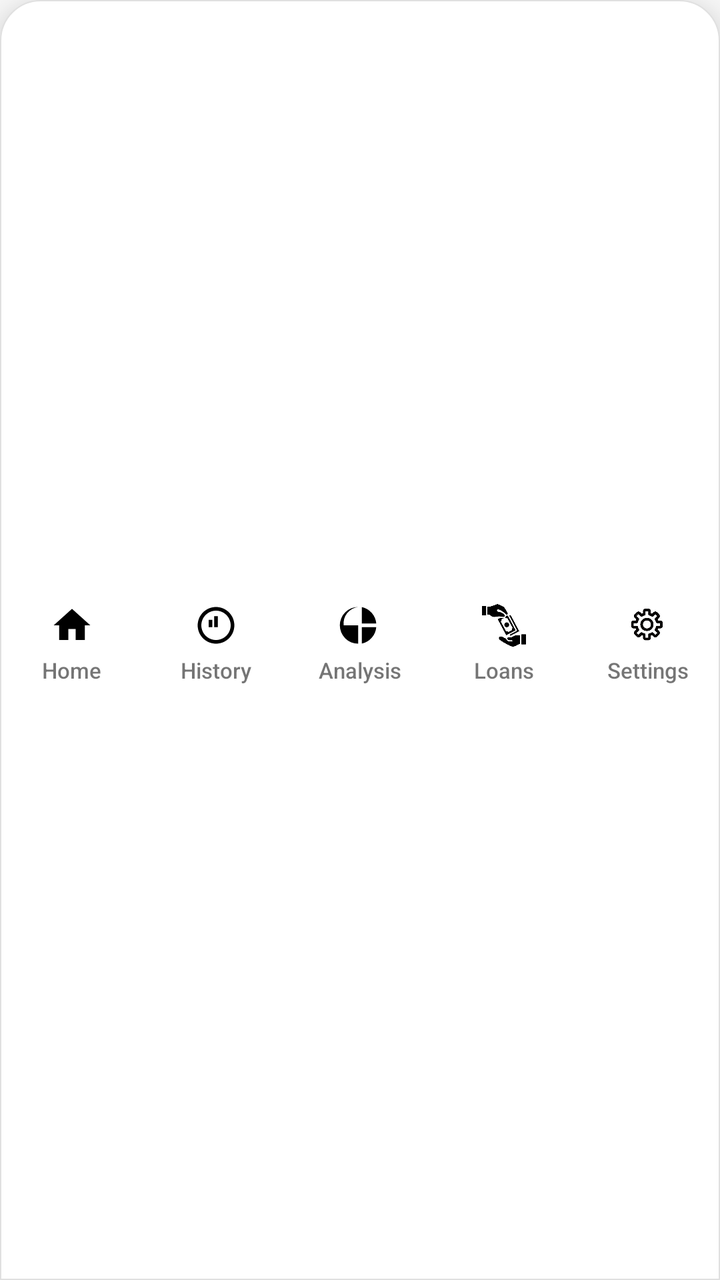
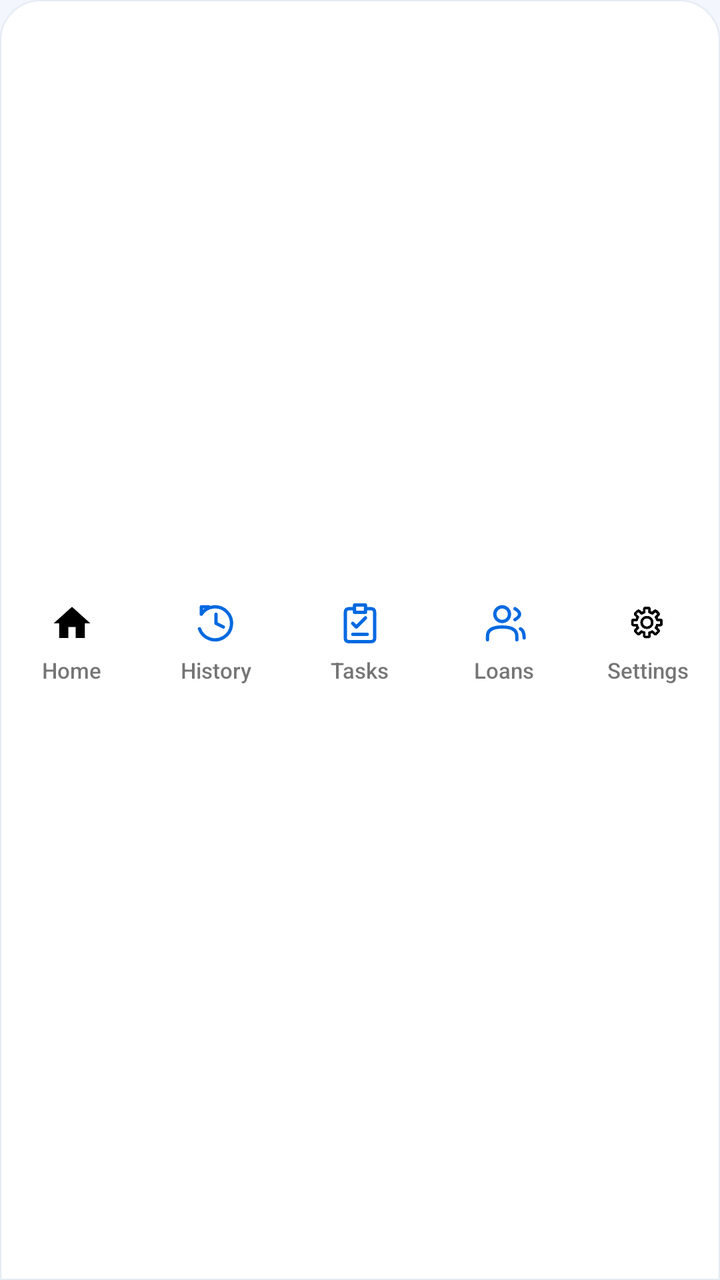

Before-and-after screenshots of an Android layout around one commit, followed by the original layout XML and the change that was made.
<!-- AndroidManifest.xml: application theme Theme.FinanceTracker -->
<!-- res/layout/nav_bottom.xml -->
<?xml version="1.0" encoding="utf-8"?>
<LinearLayout xmlns:android="http://schemas.android.com/apk/res/android"
    xmlns:app="http://schemas.android.com/apk/res-auto"
    android:id="@+id/bottomNav"
    android:layout_width="match_parent"
    android:layout_height="68dp"
    android:background="@drawable/nav_background_modern"
    android:orientation="horizontal"
    android:weightSum="5"
    android:elevation="16dp"
    android:paddingTop="8dp"
    android:paddingBottom="4dp">

    
    <LinearLayout
        android:id="@+id/home"
        android:layout_width="0dp"
        android:layout_height="match_parent"
        android:layout_weight="1"
        android:gravity="center"
        android:orientation="vertical"
        android:padding="6dp"
        android:background="?attr/selectableItemBackgroundBorderless"
        android:clickable="true"
        android:focusable="true">

        <ImageView
            android:layout_width="22dp"
            android:layout_height="22dp"
            android:src="@drawable/ic_home"
            android:contentDescription="Home" />

        <TextView
            android:layout_width="wrap_content"
            android:layout_height="wrap_content"
            android:text="Home"
            android:textSize="11sp"
            android:fontFamily="sans-serif-medium"
            android:layout_marginTop="4dp" />
    </LinearLayout>

    
    <LinearLayout
        android:id="@+id/history"
        android:layout_width="0dp"
        android:layout_height="match_parent"
        android:layout_weight="1"
        android:gravity="center"
        android:orientation="vertical"
        android:padding="6dp"
        android:background="?attr/selectableItemBackgroundBorderless"
        android:clickable="true"
        android:focusable="true">

        <ImageView
            android:layout_width="22dp"
            android:layout_height="22dp"
            android:src="@drawable/ic_history"
            android:contentDescription="History" />

        <TextView
            android:layout_width="wrap_content"
            android:layout_height="wrap_content"
            android:text="History"
            android:textSize="11sp"
            android:fontFamily="sans-serif-medium"
            android:layout_marginTop="4dp" />
    </LinearLayout>

    
    <LinearLayout
        android:id="@+id/analysis"
        android:layout_width="0dp"
        android:layout_height="match_parent"
        android:layout_weight="1"
        android:gravity="center"
        android:orientation="vertical"
        android:padding="6dp"
        android:background="?attr/selectableItemBackgroundBorderless"
        android:clickable="true"
        android:focusable="true">

        <ImageView
            android:layout_width="22dp"
            android:layout_height="22dp"
            android:src="@drawable/ic_chart"
            android:contentDescription="Analysis" />

        <TextView
            android:layout_width="wrap_content"
            android:layout_height="wrap_content"
            android:text="Analysis"
            android:textSize="11sp"
            android:fontFamily="sans-serif-medium"
            android:layout_marginTop="4dp" />
    </LinearLayout>

    
    <LinearLayout
        android:id="@+id/loan"
        android:layout_width="0dp"
        android:layout_height="match_parent"
        android:layout_weight="1"
        android:gravity="center"
        android:orientation="vertical"
        android:padding="6dp"
        android:background="?attr/selectableItemBackgroundBorderless"
        android:clickable="true"
        android:focusable="true">

        <ImageView
            android:layout_width="22dp"
            android:layout_height="22dp"
            android:src="@drawable/ic_loan"
            android:contentDescription="Loans" />

        <TextView
            android:layout_width="wrap_content"
            android:layout_height="wrap_content"
            android:text="Loans"
            android:textSize="11sp"
            android:fontFamily="sans-serif-medium"
            android:layout_marginTop="4dp" />
    </LinearLayout>

    
    <LinearLayout
        android:id="@+id/setting"
        android:layout_width="0dp"
        android:layout_height="match_parent"
        android:layout_weight="1"
        android:gravity="center"
        android:orientation="vertical"
        android:padding="6dp"
        android:background="?attr/selectableItemBackgroundBorderless"
        android:clickable="true"
        android:focusable="true">

        <ImageView
            android:layout_width="22dp"
            android:layout_height="22dp"
            android:src="@drawable/ic_settings"
            android:contentDescription="Settings" />

        <TextView
            android:layout_width="wrap_content"
            android:layout_height="wrap_content"
            android:text="Settings"
            android:textSize="11sp"
            android:fontFamily="sans-serif-medium"
            android:layout_marginTop="4dp" />
    </LinearLayout>

</LinearLayout>
<!-- resources referenced by this layout -->
<resources>
  <!-- drawable ic_chart (drawable) -->
  <?xml version="1.0" encoding="utf-8"?>
  <vector xmlns:android="http://schemas.android.com/apk/res/android"
      android:width="24dp"
      android:height="24dp"
      android:viewportWidth="24"
      android:viewportHeight="24">
  
      
      <path
          android:fillColor="#000000"
          android:pathData="M11 2a10 10 0 0 0 0 20V12H3.1A9.004 9.004 0 0 1 11 2z" />
  
      
      <path
          android:fillColor="#000000"
          android:pathData="M13 2.05v8.94h7.87A10.003 10.003 0 0 0 13 2.05z" />
  
      
      <path
          android:fillColor="#000000"
          android:pathData="M13 13v8.95a10 10 0 0 0 7.86 -8.95H13z" />
  
  </vector>
  <!-- drawable ic_history (drawable) -->
  <vector xmlns:android="http://schemas.android.com/apk/res/android"
      android:width="24dp"
      android:height="24dp"
      android:viewportWidth="24"
      android:viewportHeight="24">
      <path
          android:fillColor="#000000"
          android:pathData="M12,2C6.48,2 2,6.48 2,12s4.48,10 10,10 10-4.48 10-10-4.48-10 -10-10zm0,18c-4.41,0 -8-3.59 -8-8s3.59-8 8-8 8,3.59 8,8-3.59 8 -8,8zm-1-13h2v6h-2zm-3,2h2v4h-2z"/>
  </vector>
  <!-- drawable ic_loan: png bitmap (drawable, 18217 bytes) -->
  <!-- drawable nav_background_modern (drawable) -->
  <?xml version="1.0" encoding="utf-8"?>
  <shape xmlns:android="http://schemas.android.com/apk/res/android">
      <solid android:color="@android:color/white" />
      <corners
          android:topLeftRadius="20dp"
          android:topRightRadius="20dp" />
      <stroke
          android:width="0.5dp"
          android:color="#E0E0E0" />
  </shape>
  <style name="Theme.FinanceTracker" parent="Theme.MaterialComponents.DayNight.NoActionBar">
          <item name="colorPrimary">@color/blue_500</item>
          <item name="colorPrimaryVariant">@color/blue_700</item>
          <item name="colorOnPrimary">@android:color/white</item>
          <item name="android:statusBarColor" tools:targetApi="l">@color/blue_700</item>
      </style>
  <color name="blue_500">#2196F3</color>
  <color name="blue_700">#1976D2</color>
  <!-- unchanged entries left out for length: 2 -->
</resources>

<!-- the commit's change to res/layout/nav_bottom.xml (unified diff, before → after) -->
@@ -3,12 +3,12 @@
     xmlns:app="http://schemas.android.com/apk/res-auto"
     android:id="@+id/bottomNav"
     android:layout_width="match_parent"
-    android:layout_height="68dp"
+    android:layout_height="60dp"
     android:background="@drawable/nav_background_modern"
     android:orientation="horizontal"
     android:weightSum="5"
-    android:elevation="16dp"
-    android:paddingTop="8dp"
+    android:elevation="4dp"
+    android:paddingTop="4dp"
     android:paddingBottom="4dp">
 
     
@@ -19,14 +19,14 @@
         android:layout_weight="1"
         android:gravity="center"
         android:orientation="vertical"
-        android:padding="6dp"
+        android:padding="4dp"
         android:background="?attr/selectableItemBackgroundBorderless"
         android:clickable="true"
         android:focusable="true">
 
         <ImageView
-            android:layout_width="22dp"
-            android:layout_height="22dp"
+            android:layout_width="28dp"
+            android:layout_height="28dp" android:padding="3dp"
             android:src="@drawable/ic_home"
             android:contentDescription="Home" />
 
@@ -36,7 +36,7 @@
             android:text="Home"
             android:textSize="11sp"
             android:fontFamily="sans-serif-medium"
-            android:layout_marginTop="4dp" />
+            android:layout_marginTop="2dp" />
     </LinearLayout>
 
     
@@ -47,15 +47,15 @@
         android:layout_weight="1"
         android:gravity="center"
         android:orientation="vertical"
-        android:padding="6dp"
+        android:padding="4dp"
         android:background="?attr/selectableItemBackgroundBorderless"
         android:clickable="true"
         android:focusable="true">
 
         <ImageView
-            android:layout_width="22dp"
-            android:layout_height="22dp"
-            android:src="@drawable/ic_history"
+            android:layout_width="28dp"
+            android:layout_height="28dp" android:padding="3dp"
+            android:src="@drawable/ic_history_outline"
             android:contentDescription="History" />
 
         <TextView
@@ -64,7 +64,7 @@
             android:text="History"
             android:textSize="11sp"
             android:fontFamily="sans-serif-medium"
-            android:layout_marginTop="4dp" />
+            android:layout_marginTop="2dp" />
     </LinearLayout>
 
     
@@ -75,24 +75,24 @@
         android:layout_weight="1"
         android:gravity="center"
         android:orientation="vertical"
-        android:padding="6dp"
+        android:padding="4dp"
         android:background="?attr/selectableItemBackgroundBorderless"
         android:clickable="true"
         android:focusable="true">
 
         <ImageView
-            android:layout_width="22dp"
-            android:layout_height="22dp"
-            android:src="@drawable/ic_chart"
-            android:contentDescription="Analysis" />
+            android:layout_width="28dp"
+            android:layout_height="28dp" android:padding="3dp"
+            android:src="@drawable/ic_tasks"
+            android:contentDescription="Tasks" />
 
         <TextView
             android:layout_width="wrap_content"
             android:layout_height="wrap_content"
-            android:text="Analysis"
+            android:text="Tasks"
             android:textSize="11sp"
             android:fontFamily="sans-serif-medium"
-            android:layout_marginTop="4dp" />
+            android:layout_marginTop="2dp" />
     </LinearLayout>
 
     
@@ -103,15 +103,15 @@
         android:layout_weight="1"
         android:gravity="center"
         android:orientation="vertical"
-        android:padding="6dp"
+        android:padding="4dp"
         android:background="?attr/selectableItemBackgroundBorderless"
         android:clickable="true"
         android:focusable="true">
 
         <ImageView
-            android:layout_width="22dp"
-            android:layout_height="22dp"
-            android:src="@drawable/ic_loan"
+            android:layout_width="28dp"
+            android:layout_height="28dp" android:padding="3dp"
+            android:src="@drawable/ic_people_outline"
             android:contentDescription="Loans" />
 
         <TextView
@@ -120,7 +120,7 @@
             android:text="Loans"
             android:textSize="11sp"
             android:fontFamily="sans-serif-medium"
-            android:layout_marginTop="4dp" />
+            android:layout_marginTop="2dp" />
     </LinearLayout>
 
     
@@ -131,14 +131,14 @@
         android:layout_weight="1"
         android:gravity="center"
         android:orientation="vertical"
-        android:padding="6dp"
+        android:padding="4dp"
         android:background="?attr/selectableItemBackgroundBorderless"
         android:clickable="true"
         android:focusable="true">
 
         <ImageView
-            android:layout_width="22dp"
-            android:layout_height="22dp"
+            android:layout_width="28dp"
+            android:layout_height="28dp" android:padding="3dp"
             android:src="@drawable/ic_settings"
             android:contentDescription="Settings" />
 
@@ -148,7 +148,7 @@
             android:text="Settings"
             android:textSize="11sp"
             android:fontFamily="sans-serif-medium"
-            android:layout_marginTop="4dp" />
+            android:layout_marginTop="2dp" />
     </LinearLayout>
 
 </LinearLayout>
<!-- resource entries referenced after the edit -->
@@ -1,59 +1,57 @@
 <!-- resources referenced by this layout -->
 <resources>
-  <!-- drawable ic_chart (drawable) -->
-  <?xml version="1.0" encoding="utf-8"?>
-  <vector xmlns:android="http://schemas.android.com/apk/res/android"
-      android:width="24dp"
-      android:height="24dp"
-      android:viewportWidth="24"
-      android:viewportHeight="24">
-  
-      
-      <path
-          android:fillColor="#000000"
-          android:pathData="M11 2a10 10 0 0 0 0 20V12H3.1A9.004 9.004 0 0 1 11 2z" />
-  
-      
-      <path
-          android:fillColor="#000000"
-          android:pathData="M13 2.05v8.94h7.87A10.003 10.003 0 0 0 13 2.05z" />
-  
-      
-      <path
-          android:fillColor="#000000"
-          android:pathData="M13 13v8.95a10 10 0 0 0 7.86 -8.95H13z" />
-  
+  <!-- drawable ic_history_outline (drawable) -->
+  <vector xmlns:android="http://schemas.android.com/apk/res/android" android:width="24dp" android:height="24dp" android:viewportWidth="24" android:viewportHeight="24"><path android:fillColor="#00000000" android:strokeColor="#0069E0" android:strokeWidth="1.8" android:strokeLineCap="round" android:strokeLineJoin="round" android:pathData="M4,7 L4,3 L8,3 M4,7 A9,9 0,1 1,3 15 M12,7 L12,12 L16,14" /></vector>
+  <!-- drawable ic_people_outline (drawable) -->
+  <vector xmlns:android="http://schemas.android.com/apk/res/android" android:width="24dp" android:height="24dp" android:viewportWidth="24" android:viewportHeight="24"><path android:fillColor="#00000000" android:strokeColor="#0069E0" android:strokeWidth="1.8" android:strokeLineCap="round" android:strokeLineJoin="round" android:pathData="M15,7 A4,4 0,1 1,7 7 A4,4 0,1 1,15 7 M3,21 L3,19 Q3,14 11,14 Q19,14 19,19 L19,21 M18,4 Q23,7 18,10 M21,15 Q23,16 23,20" /></vector>
+  <!-- drawable ic_tasks (drawable) -->
+  <vector xmlns:android="http://schemas.android.com/apk/res/android" android:width="24dp" android:height="24dp" android:viewportWidth="24" android:viewportHeight="24">
+      <path android:fillColor="#00000000" android:strokeColor="#0069E0" android:strokeWidth="1.8" android:strokeLineCap="round" android:strokeLineJoin="round" android:pathData="M8,4 L6,4 Q4,4 4,6 L4,20 Q4,22 6,22 L18,22 Q20,22 20,20 L20,6 Q20,4 18,4 L16,4 M9,2 L15,2 L15,6 L9,6 Z M8,12 L10,14 L15,9 M8,18 L16,18" />
   </vector>
-  <!-- drawable ic_history (drawable) -->
-  <vector xmlns:android="http://schemas.android.com/apk/res/android"
-      android:width="24dp"
-      android:height="24dp"
-      android:viewportWidth="24"
-      android:viewportHeight="24">
-      <path
-          android:fillColor="#000000"
-          android:pathData="M12,2C6.48,2 2,6.48 2,12s4.48,10 10,10 10-4.48 10-10-4.48-10 -10-10zm0,18c-4.41,0 -8-3.59 -8-8s3.59-8 8-8 8,3.59 8,8-3.59 8 -8,8zm-1-13h2v6h-2zm-3,2h2v4h-2z"/>
-  </vector>
-  <!-- drawable ic_loan: png bitmap (drawable, 18217 bytes) -->
   <!-- drawable nav_background_modern (drawable) -->
   <?xml version="1.0" encoding="utf-8"?>
   <shape xmlns:android="http://schemas.android.com/apk/res/android">
-      <solid android:color="@android:color/white" />
+      <solid android:color="@color/wallet_surface" />
       <corners
           android:topLeftRadius="20dp"
           android:topRightRadius="20dp" />
       <stroke
           android:width="0.5dp"
-          android:color="#E0E0E0" />
+          android:color="@color/wallet_border" />
   </shape>
   <style name="Theme.FinanceTracker" parent="Theme.MaterialComponents.DayNight.NoActionBar">
-          <item name="colorPrimary">@color/blue_500</item>
+          <item name="colorPrimary">@color/blue_700</item>
           <item name="colorPrimaryVariant">@color/blue_700</item>
+          <item name="colorSecondary">@color/green_500</item>
+          <item name="colorSurface">@color/wallet_surface</item>
+          <item name="colorOnSurface">@color/ink_primary</item>
+          <item name="android:textColorPrimary">@color/ink_primary</item>
+          <item name="android:textColorSecondary">@color/ink_secondary</item>
+          <item name="android:colorBackground">@color/app_background</item>
+          <item name="android:forceDarkAllowed" tools:targetApi="q">false</item>
           <item name="colorOnPrimary">@android:color/white</item>
-          <item name="android:statusBarColor" tools:targetApi="l">@color/blue_700</item>
+          <item name="android:colorAccent">@color/blue_500</item>
+          <item name="android:statusBarColor" tools:targetApi="l">@color/app_background</item>
+          <item name="android:navigationBarColor" tools:targetApi="l">@color/app_background</item>
+          <item name="android:windowLightStatusBar" tools:targetApi="m">@bool/wallet_light_bars</item>
+          <item name="android:windowLightNavigationBar" tools:targetApi="o_mr1">@bool/wallet_light_bars</item>
+          <item name="android:windowBackground">@color/app_background</item>
+          <item name="android:windowAnimationStyle">@style/WalletWindowAnimation</item>
       </style>
-  <color name="blue_500">#2196F3</color>
-  <color name="blue_700">#1976D2</color>
+  <color name="wallet_surface">#FFFFFF</color>
+  <color name="wallet_border">#E5ECF5</color>
+  <color name="blue_500">#1685EE</color>
+  <style name="WalletWindowAnimation">
+          <item name="android:activityOpenEnterAnimation">@anim/wallet_enter</item>
+          <item name="android:activityOpenExitAnimation">@anim/wallet_exit</item>
+          <item name="android:activityCloseEnterAnimation">@anim/wallet_enter</item>
+          <item name="android:activityCloseExitAnimation">@anim/wallet_exit</item>
+      </style>
+  <color name="blue_700">#0069E0</color>
+  <color name="green_500">#21A68A</color>
+  <color name="ink_primary">#202B45</color>
+  <color name="ink_secondary">#68758B</color>
+  <color name="app_background">#F3F6FC</color>
   <!-- unchanged entries left out for length: 2 -->
 </resources>
 
